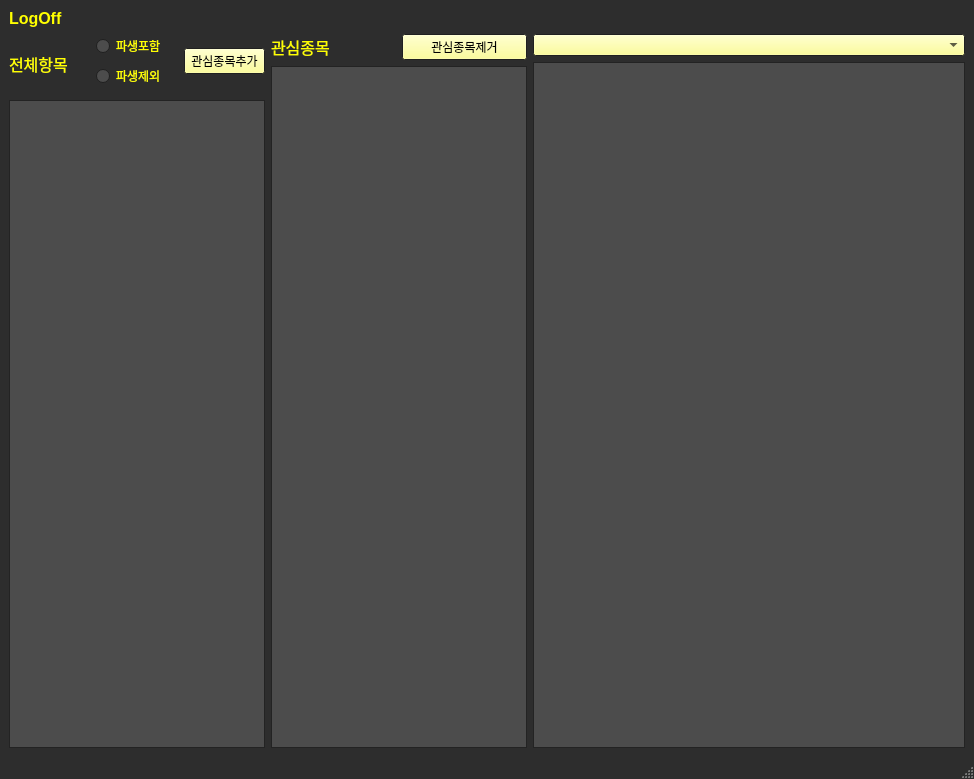
Old version of the form Deasin.ui in the repository ksy4808/stockAnalize.
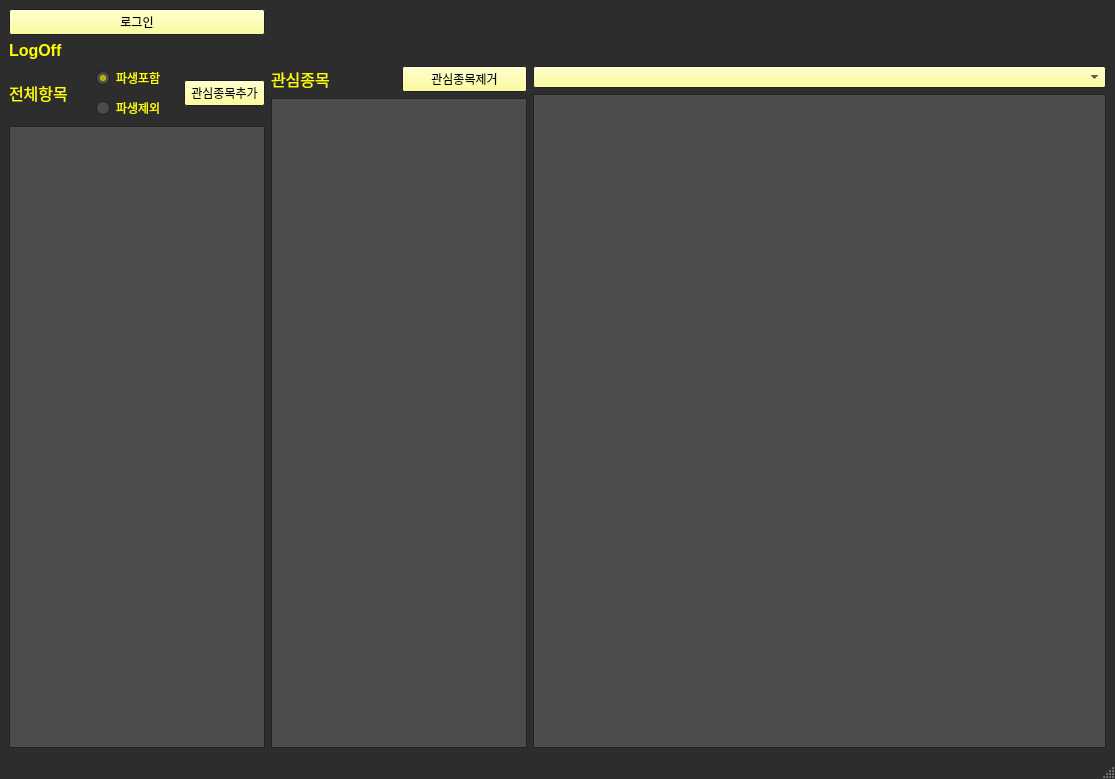
New version of the form.

The edit to the form file:
```diff
--- a/Deasin.ui
+++ b/Deasin.ui
@@ -6,7 +6,7 @@
    <rect>
     <x>0</x>
     <y>0</y>
-    <width>974</width>
+    <width>1115</width>
     <height>779</height>
    </rect>
   </property>
@@ -103,15 +103,24 @@
        </color>
       </brush>
      </colorrole>
-     <colorrole role="HighlightedText">
+     <colorrole role="Highlight">
       <brush brushstyle="SolidPattern">
        <color alpha="255">
         <red>255</red>
-        <green>0</green>
+        <green>255</green>
         <blue>127</blue>
        </color>
       </brush>
      </colorrole>
+     <colorrole role="HighlightedText">
+      <brush brushstyle="SolidPattern">
+       <color alpha="255">
+        <red>0</red>
+        <green>0</green>
+        <blue>0</blue>
+       </color>
+      </brush>
+     </colorrole>
      <colorrole role="AlternateBase">
       <brush brushstyle="SolidPattern">
        <color alpha="255">
@@ -231,15 +240,24 @@
        </color>
       </brush>
      </colorrole>
-     <colorrole role="HighlightedText">
+     <colorrole role="Highlight">
       <brush brushstyle="SolidPattern">
        <color alpha="255">
         <red>255</red>
-        <green>0</green>
+        <green>255</green>
         <blue>127</blue>
        </color>
       </brush>
      </colorrole>
+     <colorrole role="HighlightedText">
+      <brush brushstyle="SolidPattern">
+       <color alpha="255">
+        <red>0</red>
+        <green>0</green>
+        <blue>0</blue>
+       </color>
+      </brush>
+     </colorrole>
      <colorrole role="AlternateBase">
       <brush brushstyle="SolidPattern">
        <color alpha="255">
@@ -359,12 +377,21 @@
        </color>
       </brush>
      </colorrole>
+     <colorrole role="Highlight">
+      <brush brushstyle="SolidPattern">
+       <color alpha="255">
+        <red>0</red>
+        <green>120</green>
+        <blue>215</blue>
+       </color>
+      </brush>
+     </colorrole>
      <colorrole role="HighlightedText">
       <brush brushstyle="SolidPattern">
        <color alpha="255">
-        <red>255</red>
+        <red>0</red>
         <green>0</green>
-        <blue>127</blue>
+        <blue>0</blue>
        </color>
       </brush>
      </colorrole>
@@ -411,28 +438,8 @@
   </property>
   <widget class="QWidget" name="centralwidget">
    <layout class="QGridLayout" name="gridLayout_2">
-    <item row="2" column="0">
+    <item row="5" column="0">
      <layout class="QGridLayout" name="gridLayout">
-      <item row="0" column="0" rowspan="3">
-       <widget class="QLabel" name="TotalItems">
-        <property name="font">
-         <font>
-          <family>MS UI Gothic</family>
-          <pointsize>12</pointsize>
-         </font>
-        </property>
-        <property name="text">
-         <string>전체항목</string>
-        </property>
-       </widget>
-      </item>
-      <item row="0" column="1">
-       <widget class="QRadioButton" name="Include">
-        <property name="text">
-         <string>파생포함</string>
-        </property>
-       </widget>
-      </item>
       <item row="1" column="1">
        <widget class="QRadioButton" name="Exclude">
         <property name="text">
@@ -447,29 +454,56 @@
         </property>
        </widget>
       </item>
-      <item row="3" column="0" colspan="3">
-       <widget class="QTableView" name="tableView"/>
+      <item row="0" column="1">
+       <widget class="QRadioButton" name="Include">
+        <property name="text">
+         <string>파생포함</string>
+        </property>
+        <property name="checked">
+         <bool>true</bool>
+        </property>
+       </widget>
+      </item>
+      <item row="0" column="0" rowspan="2">
+       <widget class="QLabel" name="TotalItems">
+        <property name="font">
+         <font>
+          <family>MS UI Gothic</family>
+          <pointsize>12</pointsize>
+         </font>
+        </property>
+        <property name="text">
+         <string>전체항목</string>
+        </property>
+       </widget>
+      </item>
+      <item row="2" column="0" colspan="3">
+       <widget class="QTableWidget" name="totalListTable"/>
       </item>
      </layout>
     </item>
-    <item row="2" column="2">
+    <item row="5" column="2">
      <layout class="QGridLayout" name="gridLayout_4">
       <item row="1" column="0">
-       <widget class="QTableWidget" name="tableWidget"/>
+       <widget class="QTableWidget" name="OutputTable">
+        <property name="sortingEnabled">
+         <bool>true</bool>
+        </property>
+       </widget>
       </item>
       <item row="0" column="0">
        <widget class="QComboBox" name="comboBox"/>
       </item>
      </layout>
     </item>
-    <item row="0" column="0">
+    <item row="2" column="0">
      <widget class="QLabel" name="LoginStatus">
       <property name="text">
        <string>&lt;html&gt;&lt;head/&gt;&lt;body&gt;&lt;p&gt;&lt;span style=&quot; font-size:12pt; font-weight:600;&quot;&gt;LogOff&lt;/span&gt;&lt;/p&gt;&lt;/body&gt;&lt;/html&gt;</string>
       </property>
      </widget>
     </item>
-    <item row="2" column="1">
+    <item row="5" column="1">
      <layout class="QGridLayout" name="gridLayout_3">
       <item row="0" column="0">
        <widget class="QLabel" name="InterrestItem">
@@ -492,10 +526,17 @@
        </widget>
       </item>
       <item row="1" column="0" colspan="2">
-       <widget class="QTableView" name="tableView_2"/>
+       <widget class="QTableWidget" name="intListTable"/>
       </item>
      </layout>
     </item>
+    <item row="1" column="0">
+     <widget class="QPushButton" name="LogonCheck">
+      <property name="text">
+       <string>로그인</string>
+      </property>
+     </widget>
+    </item>
    </layout>
   </widget>
   <widget class="QMenuBar" name="menubar">
```
Left out of the diff: 28 changed lines with no effect on the pictures.
